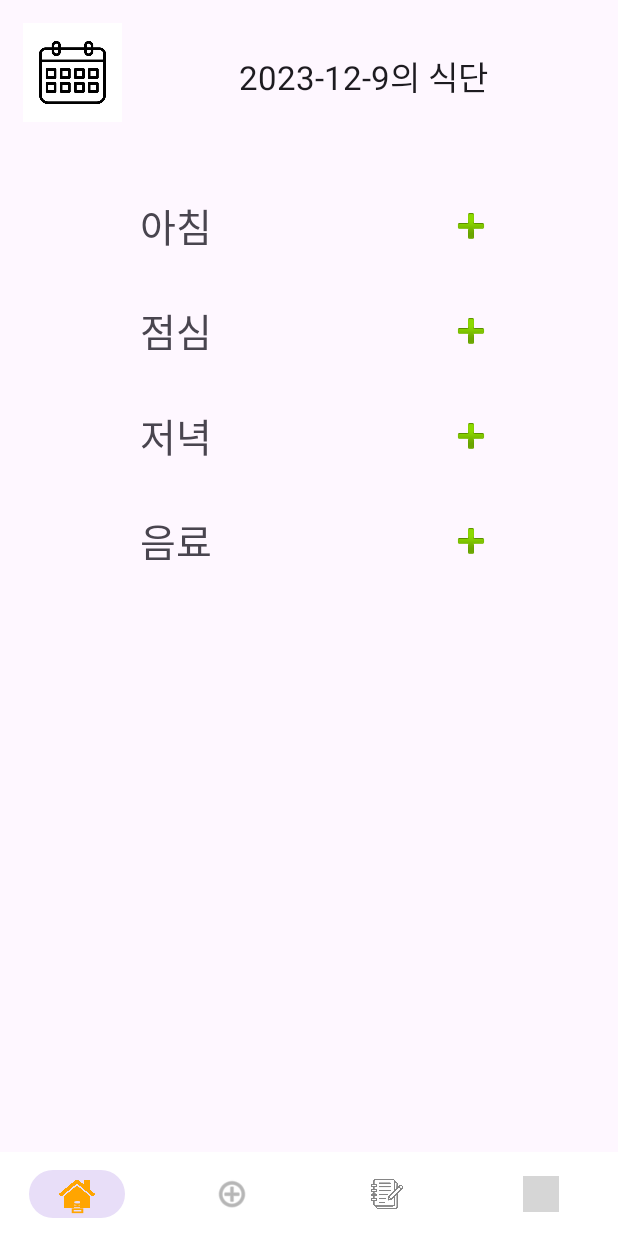
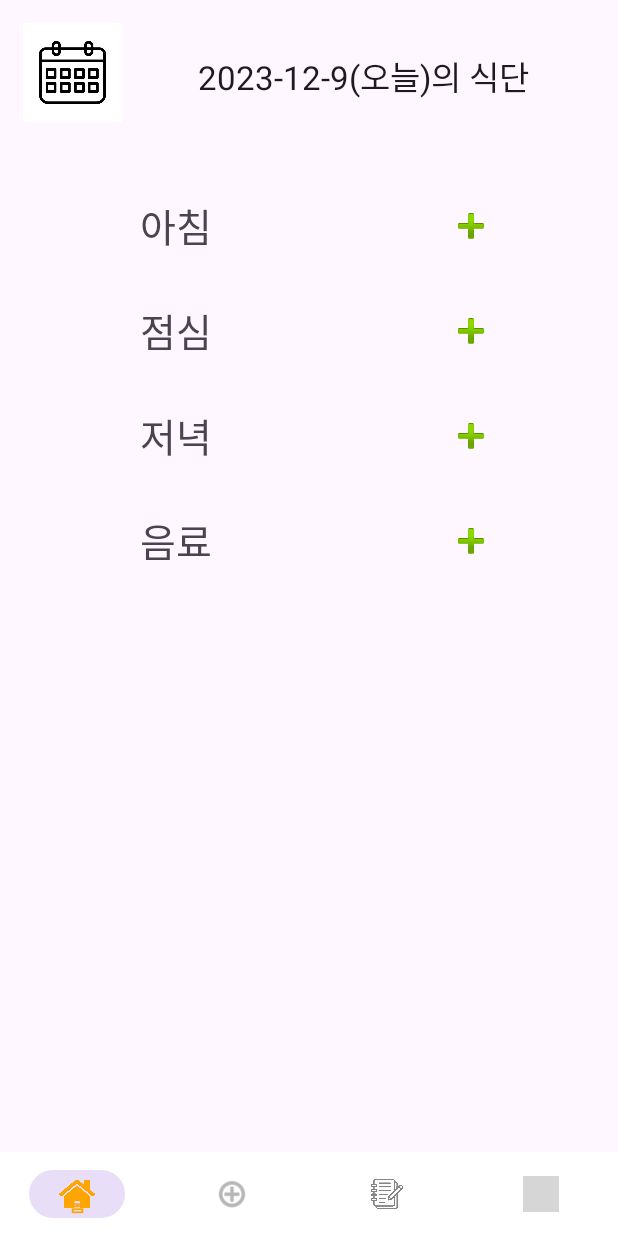
Before and after one commit to Joonw00/MobileSoft, an Android app: the screen it shows after launch (MainActivity), on a phone screen of 412 x 824 dp. Run offline under Robolectric (Android 15) with nearby library versions, the phone set to English and light mode, and no system bars; libraries missing offline, so code that uses them is left out: com.github.mikephil.charting; 2 statements that could not run were skipped; grey boxes are pictures that could not be loaded.

Commit message:
오류 수정

```diff
--- a/app/src/main/java/com/example/mobilesoftwareproject/HomeFragment.java
+++ b/app/src/main/java/com/example/mobilesoftwareproject/HomeFragment.java
@@ -63,7 +63,15 @@ import java.util.regex.Pattern;
             if (!hidden) { // 프래그먼트가 다시 나타날 때
                 // 여기에 리사이클러뷰 업데이트 코드 추가
                 String lastSelectedDate = getLastSelectedDate();
-                String title = lastSelectedDate + "의 식단";
+                String today = getCurrentDate();
+                String title;
+                if(lastSelectedDate.equals(today)) {
+                    title = lastSelectedDate + "(오늘)의 식단";
+                }
+                else
+                {
+                    title = lastSelectedDate + "의 식단";
+                }
                 textViewDate.setText(title);
                 loadDataFromProvider(lastSelectedDate);
             }
```
